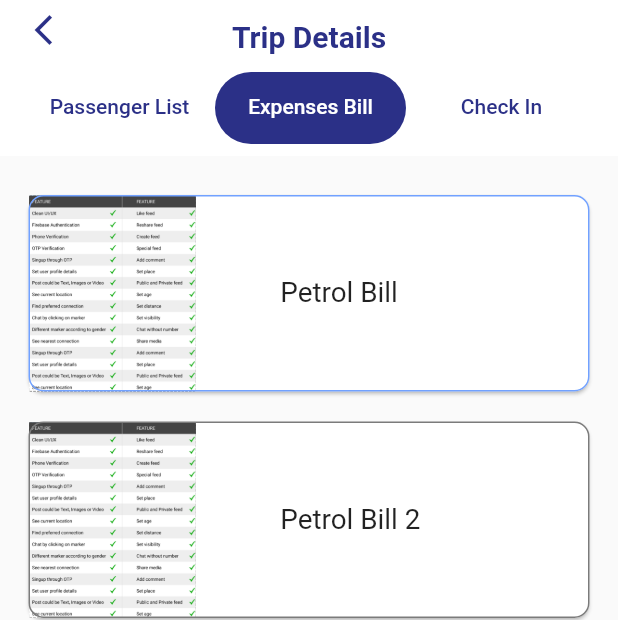
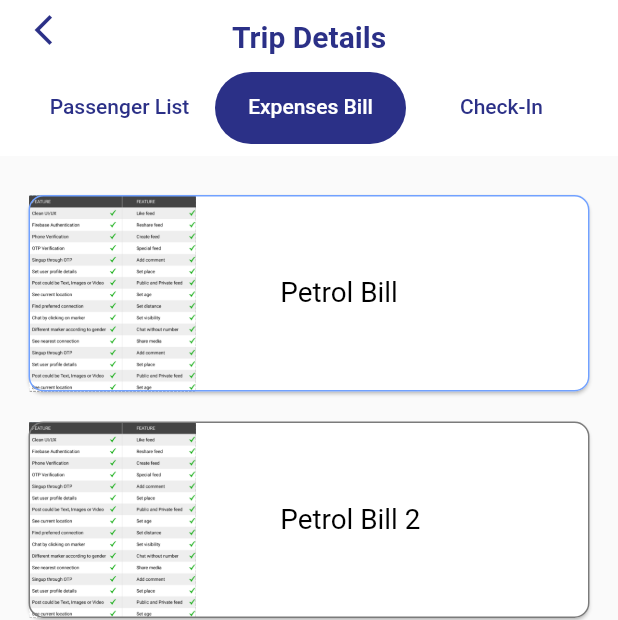
Before and after one commit to darshitsoftrefine/client_submit, a Flutter app: the screen it shows after launch, tab 2 chosen, on a phone screen of 412 x 824 dp. Shown: the top 620 px of the screen. Run offline on Flutter 3.47's test engine with Material 2 defaults, Android fonts, the phone set to English and light mode, and no system bars; our stand-ins replace google_fonts; missing offline and left inert: mobile_scanner, rounded_expansion_tile.

Commit message:
UI changes

```diff
--- a/lib/constants/custom_widgets.dart
+++ b/lib/constants/custom_widgets.dart
@@ -151,11 +151,11 @@ class CustomWidgets {
                   title: RichText(
                     text: TextSpan(
                       text: "Name: ",
-                      style: const TextStyle(fontWeight: FontWeight.bold, color: Colors.black),
+                      style: CustomTheme.lightTheme().textTheme.bodySmall,
                       children: [
                         TextSpan(
                           text: name,
-                          style: const TextStyle(color: Colors.black, fontWeight: FontWeight.w400),
+                          style: TextStyle(color: Colors.black, fontWeight: FontWeight.normal),
                         ),
 
                       ],
@@ -203,7 +203,7 @@ class CustomWidgets {
             children: [
               Image.asset(image, fit: BoxFit.fitWidth,),
               const SizedBox(width: 56,),
-              Text(bill, style: const TextStyle(fontSize: 18.57, fontWeight: FontWeight.w400),),
+              Text(bill, style: CustomTheme.lightTheme().textTheme.labelSmall,),
             ],
           ),
         ),
@@ -240,7 +240,7 @@ class CustomWidgets {
                           const SizedBox(height: 40,),
                           Row(
                             children: [
-                              const Text("Bill Name: ", style: TextStyle(fontSize: 10, fontWeight: FontWeight.w500),),
+                              Text("Bill Name: ", style: CustomTheme.lightTheme().textTheme.displaySmall,),
                               Expanded(
                                 child: SizedBox(
                                   height: 29.8,
@@ -283,7 +283,7 @@ class CustomWidgets {
                           const SizedBox(height: 20,),
                           Row(
                             children: [
-                              const Text("Amount: ", style: TextStyle(fontWeight: FontWeight.w500, fontSize: 10),),
+                              Text("Amount: ", style: CustomTheme.lightTheme().textTheme.displaySmall),
                               const SizedBox(width: 8,),
                               Expanded(
                                 child: SizedBox(
@@ -348,7 +348,7 @@ class CustomWidgets {
                                 side: BorderSide(width: 1, color: CustomColors.primaryColor),
                               ),
                             ),
-                            child: Text("Cancel", style: TextStyle(color: CustomColors.primaryColor, fontWeight: FontWeight.w400, fontSize: 15),),
+                            child: Text("Cancel", style: CustomTheme.lightTheme().textTheme.labelLarge,),
                           ),
                           const SizedBox(width: 10,),
                           ElevatedButton(
@@ -365,7 +365,7 @@ class CustomWidgets {
                                 side: BorderSide(width: 1, color: CustomColors.buttonColor),
                               ),
                             ),
-                            child: Text("Submit", style: TextStyle(color: CustomColors.secondaryColor, fontWeight: FontWeight.w400, fontSize: 15),),
+                            child: Text("Submit", style: CustomTheme.lightTheme().textTheme.labelMedium,),
                           ),
                         ],
                       ),
--- a/lib/tab_bar.dart
+++ b/lib/tab_bar.dart
@@ -34,7 +34,7 @@ class Tab_Bar extends StatelessWidget {
               tabs: const [
                 Tab(text: "Passenger List",),
                 Tab(text: "Expenses Bill",),
-                Tab(text: "Check In",)
+                Tab(text: "Check-In",)
               ]),
         ),
 
--- a/lib/themes/themes.dart
+++ b/lib/themes/themes.dart
@@ -1,7 +1,28 @@
 import 'package:flutter/material.dart';
+import 'package:google_fonts/google_fonts.dart';
 
-class CustomThemes{
-
+class CustomTheme {
+  static ThemeData lightTheme() {
+    return ThemeData(
+        inputDecorationTheme: InputDecorationTheme(
+            border: OutlineInputBorder(
+              borderRadius: BorderRadius.circular(30),
+              borderSide: BorderSide(color: CustomColors.secondaryColor),
+            ),
+            hintStyle: GoogleFonts.roboto(color: CustomColors.secondaryColor, fontWeight: FontWeight.w400, fontSize: 18)),
+        textTheme: TextTheme(
+          //button: GoogleFonts.roboto(color: CustomColors.primaryColor, fontWeight: FontWeight.w400, fontSize: 15),
+          //bodyMedium: GoogleFonts.montserrat(color: CustomColors.mainColor, fontSize: 20, fontWeight: FontWeight.w500),
+          labelMedium: GoogleFonts.roboto(color: CustomColors.secondaryColor, fontWeight: FontWeight.w400, fontSize: 15),
+          labelLarge: GoogleFonts.roboto(color: CustomColors.primaryColor, fontWeight: FontWeight.w400, fontSize: 15),
+          //headlineMedium: GoogleFonts.montserrat(color: CustomColors.customBlack, fontSize: 18, fontWeight: FontWeight.w700),
+          titleSmall: GoogleFonts.roboto(color: Colors.black, fontSize: 14, fontWeight: FontWeight.w400),
+          titleLarge: GoogleFonts.roboto(color: CustomColors.secondaryColor, fontSize: 24, fontWeight: FontWeight.w700),
+          bodySmall: GoogleFonts.roboto(color: Colors.black, fontSize: 14, fontWeight: FontWeight.bold),
+          labelSmall: GoogleFonts.roboto(color: Colors.black, fontSize: 18.57, fontWeight: FontWeight.w400),
+          displaySmall: GoogleFonts.roboto(color:Colors.black, fontSize: 10, fontWeight: FontWeight.w500),
+        ));
+  }
 }
 
 class CustomColors {
--- a/pubspec.yaml
+++ b/pubspec.yaml
@@ -39,6 +39,7 @@ dependencies:
   qr_code_scanner: ^1.0.1
   mobile_scanner: ^2.1.0
   rounded_expansion_tile: ^0.0.13
+  google_fonts: ^4.0.4
 
 
 dev_dependencies:
```
Also changed, not shown: pubspec.lock, 1 other file.
